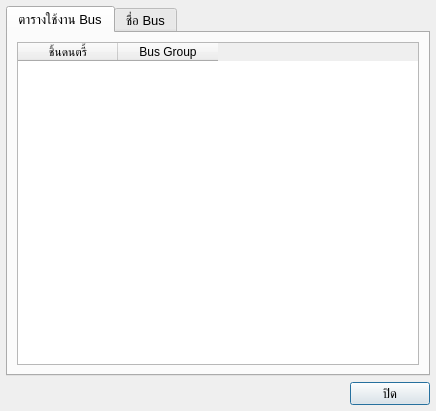
Above: Dialogs/BusDialog.ui from pie62/HandyKaraoke before the change. Below: the same form after it.
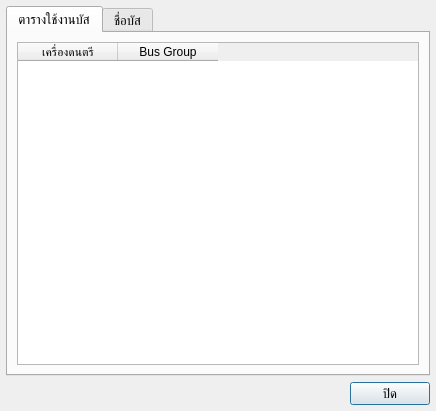
That is the form after the change.

Patch:
```diff
--- a/Dialogs/BusDialog.ui
+++ b/Dialogs/BusDialog.ui
@@ -47,7 +47,7 @@
      </property>
      <widget class="QWidget" name="tab">
       <attribute name="title">
-       <string>ตารางใช้งาน Bus</string>
+       <string>ตารางใช้งานบัส</string>
       </attribute>
       <layout class="QHBoxLayout" name="horizontalLayout">
        <item>
@@ -66,7 +66,7 @@
          </attribute>
          <column>
           <property name="text">
-           <string>ชิ้นดนตรี้</string>
+           <string>เครื่องดนตรี</string>
           </property>
          </column>
          <column>
@@ -80,7 +80,7 @@
      </widget>
      <widget class="QWidget" name="tab_2">
       <attribute name="title">
-       <string>ชื่อ Bus</string>
+       <string>ชื่อบัส</string>
       </attribute>
       <layout class="QHBoxLayout" name="horizontalLayout_3">
        <item>
```
Left out of the diff: 2 changed lines with no effect on the pictures.
